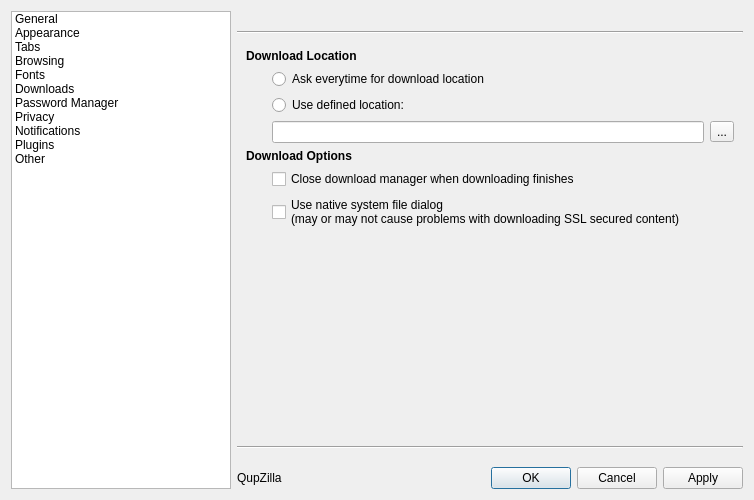
Old version of the form src/preferences/preferences.ui in the repository QupZilla/qupzilla.
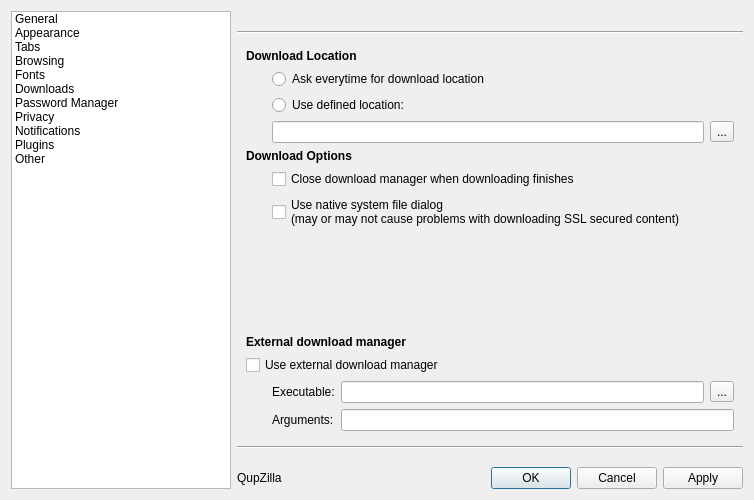
New version of the form. The open tabs and pages were chosen to show the change.

Commit message: Option to use external download manager. - also added some new git hooks

The edit to the form file:
```diff
--- a/src/preferences/preferences.ui
+++ b/src/preferences/preferences.ui
@@ -1497,19 +1497,6 @@
          </item>
         </layout>
        </item>
-       <item row="9" column="2">
-        <spacer name="verticalSpacer_10">
-         <property name="orientation">
-          <enum>Qt::Vertical</enum>
-         </property>
-         <property name="sizeHint" stdset="0">
-          <size>
-           <width>20</width>
-           <height>40</height>
-          </size>
-         </property>
-        </spacer>
-       </item>
        <item row="4" column="3">
         <spacer name="horizontalSpacer_18">
          <property name="orientation">
@@ -1561,6 +1548,71 @@
          </property>
         </widget>
        </item>
+       <item row="10" column="0" colspan="4">
+        <widget class="QLabel" name="label_51">
+         <property name="text">
+          <string>&lt;b&gt;External download manager&lt;/b&gt;</string>
+         </property>
+        </widget>
+       </item>
+       <item row="12" column="0" colspan="4">
+        <widget class="QCheckBox" name="useExternalDownManager">
+         <property name="text">
+          <string>Use external download manager</string>
+         </property>
+        </widget>
+       </item>
+       <item row="13" column="1" colspan="3">
+        <layout class="QFormLayout" name="formLayout_2">
+         <property name="fieldGrowthPolicy">
+          <enum>QFormLayout::AllNonFixedFieldsGrow</enum>
+         </property>
+         <item row="0" column="0">
+          <widget class="QLabel" name="label_52">
+           <property name="text">
+            <string>Executable:</string>
+           </property>
+          </widget>
+         </item>
+         <item row="1" column="0">
+          <widget class="QLabel" name="label_53">
+           <property name="text">
+            <string>Arguments:</string>
+           </property>
+          </widget>
+         </item>
+         <item row="1" column="1">
+          <widget class="QLineEdit" name="externalDownArguments"/>
+         </item>
+         <item row="0" column="1">
+          <layout class="QHBoxLayout" name="horizontalLayout_7">
+           <item>
+            <widget class="QLineEdit" name="externalDownExecutable"/>
+           </item>
+           <item>
+            <widget class="QToolButton" name="chooseExternalDown">
+             <property name="text">
+              <string>...</string>
+             </property>
+            </widget>
+           </item>
+          </layout>
+         </item>
+        </layout>
+       </item>
+       <item row="9" column="0" colspan="4">
+        <spacer name="verticalSpacer_10">
+         <property name="orientation">
+          <enum>Qt::Vertical</enum>
+         </property>
+         <property name="sizeHint" stdset="0">
+          <size>
+           <width>20</width>
+           <height>40</height>
+          </size>
+         </property>
+        </spacer>
+       </item>
       </layout>
      </widget>
      <widget class="QWidget" name="stackedWidgetPage5">
```
The commit also changes 38 other files.
